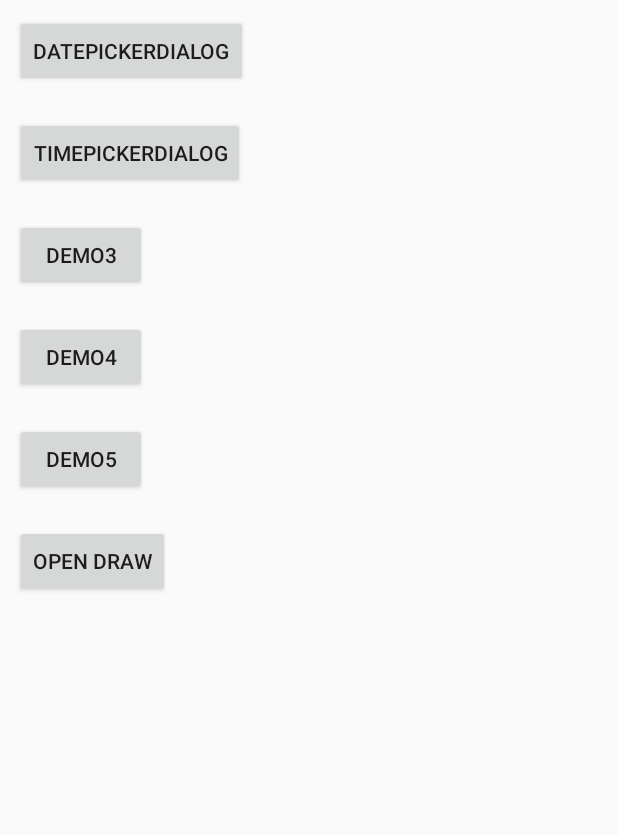
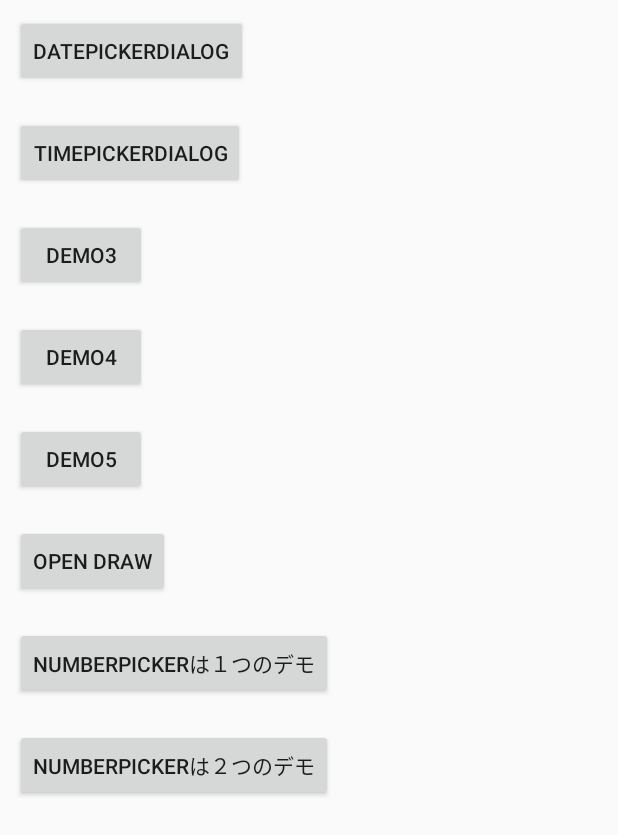
Before and after one commit to YanHengGo/android, an Android app: the screen it shows after launch (MainActivity), on a phone screen of 412 x 824 dp. Shown: the top 835 px of the screen. Run offline under Robolectric (Android 15) with nearby library versions, the phone set to English and light mode, and no system bars.

Commit message:
自前のpickerダイアログ、numberpickerは2つ

```diff
--- a/01_picker/app/src/main/res/layout/activity_main.xml
+++ b/01_picker/app/src/main/res/layout/activity_main.xml
@@ -48,5 +48,17 @@
         android:layout_width="200dp"
         android:layout_height="100dp"
         android:visibility="gone"/>
+    <Button
+        android:onClick="oneNumberPickerDemo"
+        android:text="NumberPickerは１つのデモ"
+        android:layout_width="wrap_content"
+        android:layout_height="wrap_content"
+        android:layout_margin="10dp" />
+    <Button
+        android:onClick="twoNumberPickerDemo"
+        android:text="NumberPickerは２つのデモ"
+        android:layout_width="wrap_content"
+        android:layout_height="wrap_content"
+        android:layout_margin="10dp" />
 
 </LinearLayout>
```
Also changed, not shown: 01_picker/app/src/main/java/com/yanheng/pickerdemo/MainActivity.java (+4 -4 lines), 1 other file.
